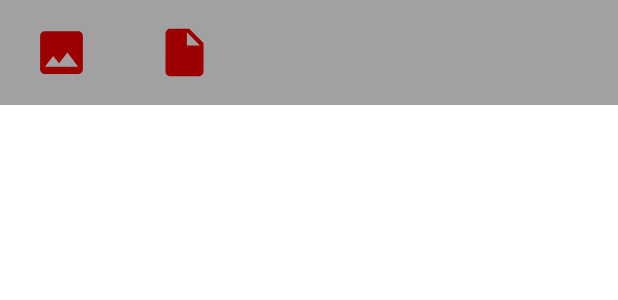
After one commit to saltario/scribo-chat, an Android app: the layout chat_choice_upload.xml on its own in the app's theme, with its tools: preview values and no code run, on a phone screen of 412 x 824 dp. The commit adds this screen. Shown: the top 300 px of the screen. Run offline under Robolectric (Android 15) with nearby library versions, the light colour scheme and no system bars.

Commit message:
File message (part 1)
Add Bottom Sheet
Send file message

```diff
--- a/app/src/main/java/com/saltario/scribo/database/appDatabaseHelper.kt
+++ b/app/src/main/java/com/saltario/scribo/database/appDatabaseHelper.kt
@@ -65,6 +65,7 @@ const val CHILD_FILE_URL = "fileUrl"
 const val TYPE_TEXT = "text"
 const val TYPE_IMAGE = "image"
 const val TYPE_VOICE = "voice"
+const val TYPE_FILE = "file"
 
 //</editor-fold>
 
--- a/app/src/main/java/com/saltario/scribo/utilits/appConstants.kt
+++ b/app/src/main/java/com/saltario/scribo/utilits/appConstants.kt
@@ -9,3 +9,5 @@ const val PROFILE_PHOTO_HEIGHT = 200
 
 const val ATTACH_IMAGE_WIDTH = 200
 const val ATTACH_IMAGE_HEIGHT = 200
+
+const val PICK_FILE_REQUEST_CODE = 301
--- /dev/null
+++ b/app/src/main/res/drawable/ic_btn_bottom_sheet_attach_file.xml
@@ -0,0 +1,5 @@
+<vector android:height="24dp" android:tint="#9C0000"
+    android:viewportHeight="24" android:viewportWidth="24"
+    android:width="24dp" xmlns:android="http://schemas.android.com/apk/res/android">
+    <path android:fillColor="@android:color/white" android:pathData="M6,2c-1.1,0 -1.99,0.9 -1.99,2L4,20c0,1.1 0.89,2 1.99,2L18,22c1.1,0 2,-0.9 2,-2L20,8l-6,-6L6,2zM13,9L13,3.5L18.5,9L13,9z"/>
+</vector>
--- /dev/null
+++ b/app/src/main/res/drawable/ic_btn_bottom_sheet_attach_image.xml
@@ -0,0 +1,5 @@
+<vector android:height="24dp" android:tint="#9C0000"
+    android:viewportHeight="24" android:viewportWidth="24"
+    android:width="24dp" xmlns:android="http://schemas.android.com/apk/res/android">
+    <path android:fillColor="@android:color/white" android:pathData="M21,19V5c0,-1.1 -0.9,-2 -2,-2H5c-1.1,0 -2,0.9 -2,2v14c0,1.1 0.9,2 2,2h14c1.1,0 2,-0.9 2,-2zM8.5,13.5l2.5,3.01L14.5,12l4.5,6H5l3.5,-4.5z"/>
+</vector>
--- /dev/null
+++ b/app/src/main/res/layout/chat_choice_upload.xml
@@ -0,0 +1,28 @@
+<?xml version="1.0" encoding="utf-8"?>
+<LinearLayout
+    xmlns:android="http://schemas.android.com/apk/res/android"
+    xmlns:app="http://schemas.android.com/apk/res-auto"
+    android:id="@+id/bottom_sheet_choice"
+    android:orientation="horizontal"
+    android:layout_width="match_parent"
+    android:layout_height="@dimen/bottom_sheet_height"
+    android:background="@color/color_label"
+    app:layout_behavior="com.google.android.material.bottomsheet.BottomSheetBehavior"
+    app:behavior_hideable = "true"
+    app:behavior_peekHeight = "0dp">
+
+    <ImageView
+        android:id="@+id/btn_bottom_sheet_attach_image"
+        android:layout_width="@dimen/bottom_sheet_icon_width"
+        android:layout_height="match_parent"
+        android:layout_margin="@dimen/app_horizontal_margin"
+        android:src="@drawable/ic_btn_bottom_sheet_attach_image"/>
+
+    <ImageView
+        android:id="@+id/btn_bottom_sheet_attach_file"
+        android:layout_width="@dimen/bottom_sheet_icon_width"
+        android:layout_height="match_parent"
+        android:layout_margin="@dimen/app_horizontal_margin"
+        android:src="@drawable/ic_btn_bottom_sheet_attach_file"/>
+
+</LinearLayout>
--- a/app/src/main/res/values/dimens.xml
+++ b/app/src/main/res/values/dimens.xml
@@ -38,5 +38,8 @@
     <dimen name="chat_message_voice_height">50dp</dimen>
     <dimen name="chat_btn_play_voice_message_width">50dp</dimen>
     <dimen name="chat_btn_play_voice_message_height">50dp</dimen>
+    <dimen name="bottom_sheet_height">70dp</dimen>
+    <dimen name="bottom_sheet_icon_width">50dp</dimen>
+    <dimen name="bottom_sheet_icon_height">50dp</dimen>
 
 </resources>
```
Also changed, not shown: app/src/main/java/com/saltario/scribo/ui/screens/single_chat/SingleChatFragment.kt (+38 -11 lines), app/src/main/res/layout/fragment_single_chat.xml (+10 -1 lines).
